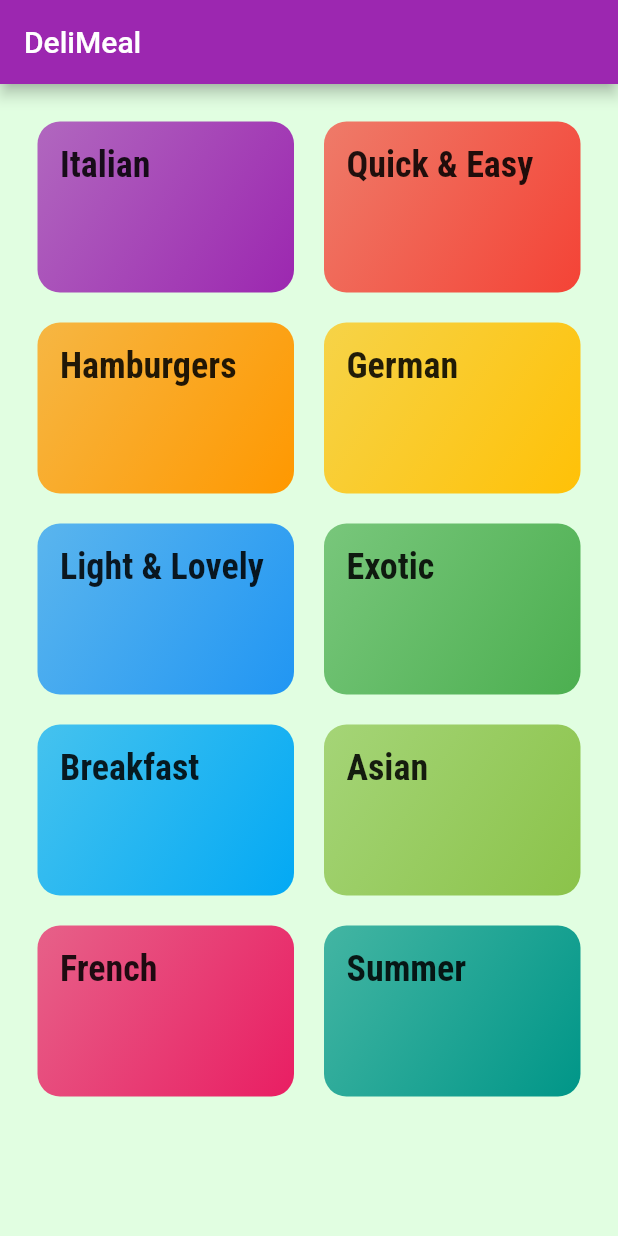
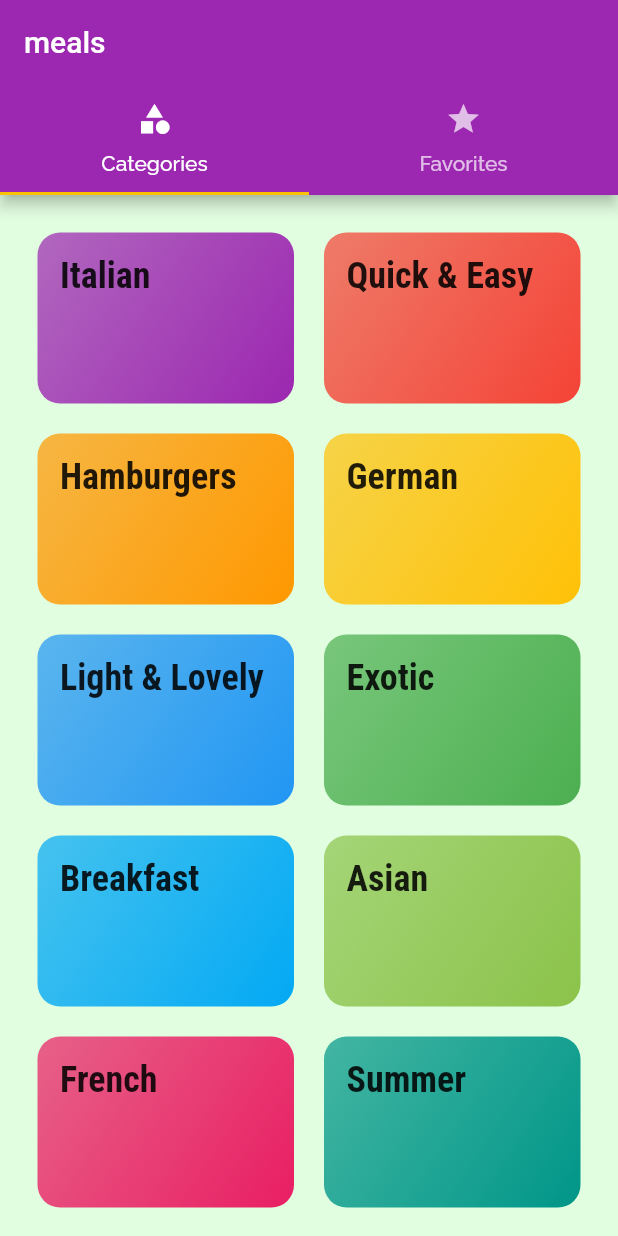
Before and after one commit to AhmedmoatasemVictorylink/MealsAppFlutter, a Flutter app: the screen it shows after launch, on a phone screen of 412 x 824 dp. Run offline on Flutter 3.47's test engine with Material 2 defaults, Android fonts, the phone set to English and light mode, and no system bars.

Commit message:
Adding android tab bar

```diff
--- a/lib/main.dart
+++ b/lib/main.dart
@@ -1,5 +1,6 @@
 import 'package:flutter/material.dart';
 import 'package:meals_app/screens/meal_detail_screen.dart';
+import 'package:meals_app/screens/tabs_screen.dart';
 import './screens/categories_screen.dart';
 import './screens/category_meals_screen.dart';
 
@@ -35,9 +36,9 @@ class MyApp extends StatelessWidget{
             )
           )
       ),
-      home: const CategoriesScreen(),
+      //home: const CategoriesScreen(),
       routes: {
-       // "/": (ctx) => CategoryMealsScreen(),    // we can also define home here
+        "/": (ctx) => TabScreen(),    // we can also define home here
         CategoryMealsScreen.routeName: (ctx) => CategoryMealsScreen(),
         MealDetailsScreen.routeName: (ctx) => MealDetailsScreen(),
       },
--- a/lib/screens/categories_screen.dart
+++ b/lib/screens/categories_screen.dart
@@ -7,9 +7,7 @@ class CategoriesScreen extends StatelessWidget {
 
   @override
   Widget build(BuildContext context) {
-    return Scaffold(
-      appBar: AppBar(title: const Text("DeliMeal"),),
-      body: GridView(
+    return GridView(
         padding: const EdgeInsets.all(25),
 
       children:
@@ -27,7 +25,6 @@ class CategoriesScreen extends StatelessWidget {
         mainAxisSpacing: 20,
         )
 
-    ),
     );
   }
 }
--- /dev/null
+++ b/lib/screens/favorites_screen.dart
@@ -0,0 +1,9 @@
+import 'package:flutter/material.dart';
+
+class FavoritesScreen extends StatelessWidget {
+
+  @override
+  Widget build(BuildContext context) {
+    return Center(child: Text("The favorites"),);
+  }
+}
--- a/lib/screens/meal_detail_screen.dart
+++ b/lib/screens/meal_detail_screen.dart
@@ -78,7 +78,7 @@ class MealDetailsScreen extends StatelessWidget {
                       ),
                     title: Text(selectedMeal.steps[index] as String),
                     ),
-                    Divider()
+                    Divider()  // adding a line between list items
                 ],
               ),
               ),
--- /dev/null
+++ b/lib/screens/tabs_screen.dart
@@ -0,0 +1,33 @@
+import 'package:flutter/material.dart';
+import 'package:meals_app/screens/categories_screen.dart';
+import 'package:meals_app/screens/favorites_screen.dart';
+
+class TabScreen extends StatefulWidget {
+
+  @override
+  _TabScreenState createState() => _TabScreenState();
+}
+
+class _TabScreenState extends State<TabScreen> {
+  @override
+  Widget build(BuildContext context) {
+    return DefaultTabController(length: 2, child: Scaffold(
+      appBar: AppBar(title: Text("meals"),
+      bottom: TabBar(tabs: [
+        Tab(
+          icon: Icon(Icons.category),
+          text: "Categories",
+          ),
+        Tab(
+          icon: Icon(Icons.star),
+          text: "Favorites",
+          ),
+      ],),
+      ),
+      body: TabBarView(children: [
+        CategoriesScreen(),
+        FavoritesScreen(),
+      ],),
+    ));
+  }
+}
```
